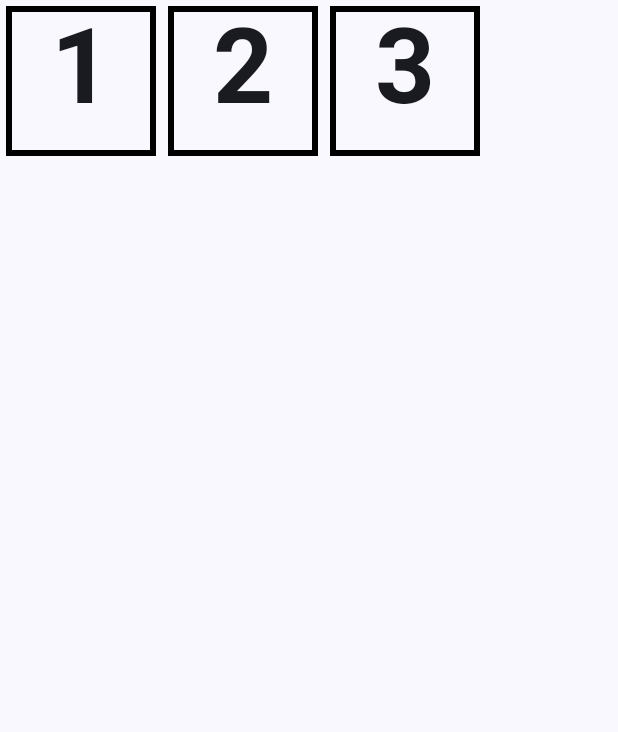
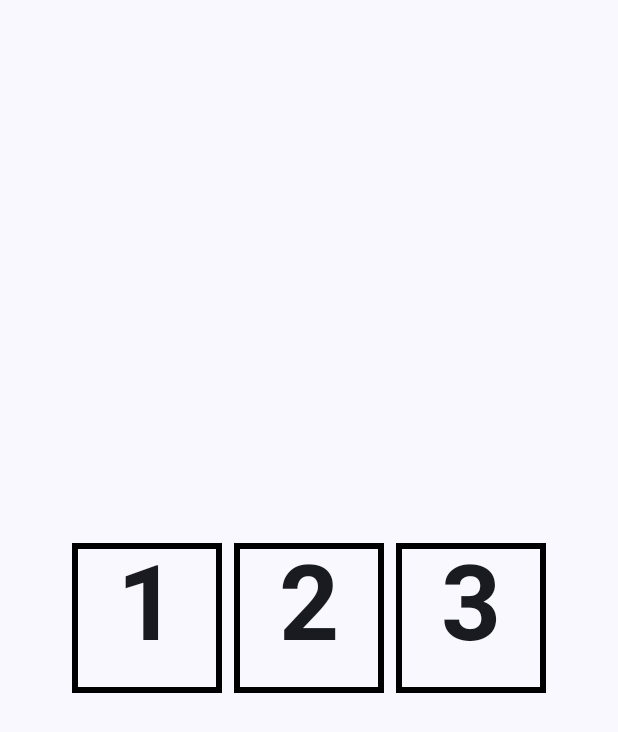
Before and after one commit to aaronsleepy/ComposeLayoutDemo, an Android app built with Jetpack Compose: the screen it shows after launch (MainActivity), on a phone screen of 412 x 824 dp. Shown: the top 732 px of the screen. Run offline under Robolectric (Android 15) with nearby library versions, the phone set to English and light mode, and no system bars.

Commit message:
feat: Add Row align, arrange

```diff
--- a/app/src/main/java/song/aaron/composelayoutdemo/MainActivity.kt
+++ b/app/src/main/java/song/aaron/composelayoutdemo/MainActivity.kt
@@ -4,6 +4,7 @@ import android.os.Bundle
 import androidx.activity.ComponentActivity
 import androidx.activity.compose.setContent
 import androidx.compose.foundation.border
+import androidx.compose.foundation.layout.Arrangement
 import androidx.compose.foundation.layout.Row
 import androidx.compose.foundation.layout.fillMaxSize
 import androidx.compose.foundation.layout.padding
@@ -12,6 +13,7 @@ import androidx.compose.material3.MaterialTheme
 import androidx.compose.material3.Surface
 import androidx.compose.material3.Text
 import androidx.compose.runtime.Composable
+import androidx.compose.ui.Alignment
 import androidx.compose.ui.Modifier
 import androidx.compose.ui.graphics.Color
 import androidx.compose.ui.text.font.FontWeight
@@ -40,7 +42,10 @@ class MainActivity : ComponentActivity() {
 
 @Composable
 fun MainScreen() {
-    Row {
+    Row(
+        verticalAlignment = Alignment.CenterVertically,
+        horizontalArrangement = Arrangement.Center
+    ) {
         TextCell(text = "1")
         TextCell(text = "2")
         TextCell(text = "3")
@@ -64,7 +69,7 @@ fun TextCell(text: String, modifier: Modifier = Modifier) {
 }
 
 @Composable
-@Preview(showBackground = true)
+@Preview(showBackground = true, showSystemUi = true)
 fun DefaultPreview() {
     MainScreen()
 }
```
